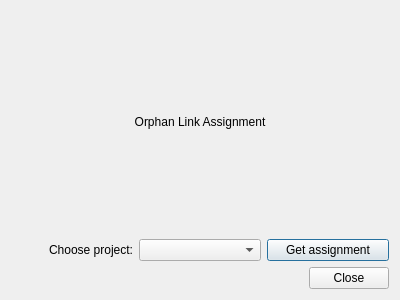
Old version of the form neurolabi/gui/protocols/orphanlinkinputdialog.ui in the repository janelia-flyem/NeuTu.
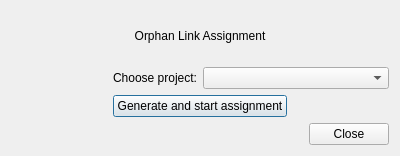
New version of the form.

```diff
--- a/neurolabi/gui/protocols/orphanlinkinputdialog.ui
+++ b/neurolabi/gui/protocols/orphanlinkinputdialog.ui
@@ -7,7 +7,7 @@
     <x>0</x>
     <y>0</y>
     <width>400</width>
-    <height>300</height>
+    <height>156</height>
    </rect>
   </property>
   <property name="windowTitle">
@@ -39,13 +39,43 @@
      <item>
       <widget class="QComboBox" name="projectMenu"/>
      </item>
+    </layout>
+   </item>
+   <item>
+    <layout class="QHBoxLayout" name="horizontalLayout_2">
+     <item>
+      <spacer name="horizontalSpacer">
+       <property name="orientation">
+        <enum>Qt::Horizontal</enum>
+       </property>
+       <property name="sizeHint" stdset="0">
+        <size>
+         <width>40</width>
+         <height>20</height>
+        </size>
+       </property>
+      </spacer>
+     </item>
      <item>
       <widget class="QPushButton" name="getButton">
        <property name="text">
-        <string>Get assignment</string>
+        <string>Generate and start assignment</string>
        </property>
       </widget>
      </item>
+     <item>
+      <spacer name="horizontalSpacer_2">
+       <property name="orientation">
+        <enum>Qt::Horizontal</enum>
+       </property>
+       <property name="sizeHint" stdset="0">
+        <size>
+         <width>40</width>
+         <height>20</height>
+        </size>
+       </property>
+      </spacer>
+     </item>
     </layout>
    </item>
    <item>
```
